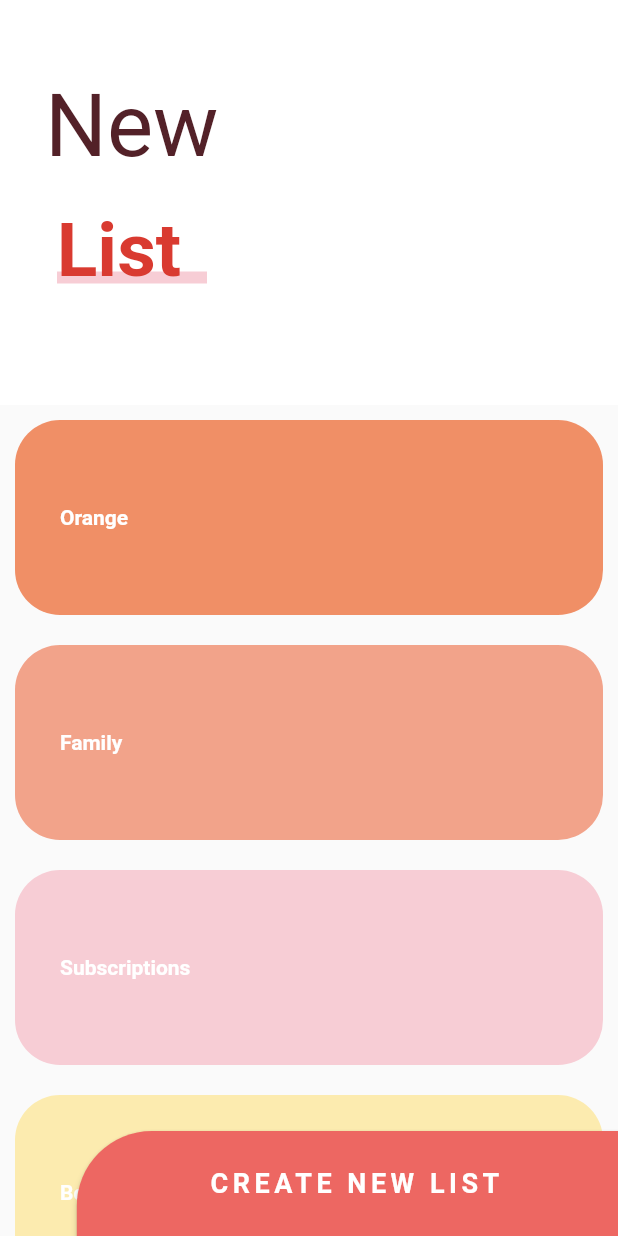
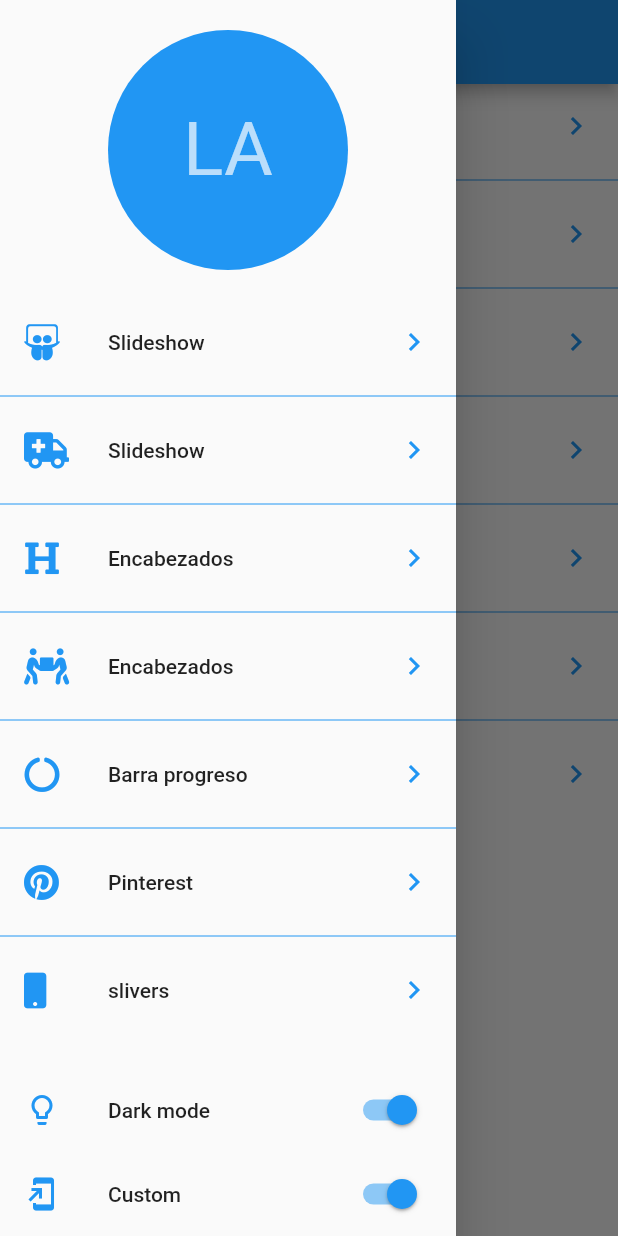
Before and after one commit to infraarhtur/flutterDise-os2, a Flutter app: the screen it shows after launch, with the side drawer open (before the commit the screen has no drawer), on a phone screen of 412 x 824 dp. Run offline on Flutter 3.47's test engine with Material 2 defaults, Android fonts, the phone set to English and light mode, and no system bars; our stand-ins replace animate_do, flutter_svg, font_awesome_flutter; missing offline and left inert: dart:ffi.

```diff
--- a/lib/main.dart
+++ b/lib/main.dart
@@ -7,6 +7,7 @@
 // import 'package:disenios2/src/pages/slideshow_page.dart';
 //import 'package:disenios2/src/pages/pinterest_page.dart';
 // import 'package:disenios2/src/pages/emergency_page.dart';
+import 'package:disenios2/src/pages/launcher_page.dart';
 import 'package:disenios2/src/pages/sliver_list_page.dart';
 import 'package:flutter/material.dart';
 
@@ -18,7 +19,7 @@ class MyApp extends StatelessWidget {
     return MaterialApp(
       debugShowCheckedModeBanner: false,
       title: 'Diseños 2',
-       home: SliverListPage()
+       home: LauncherPage()
     );
   }
 }
--- /dev/null
+++ b/lib/src/pages/launcher_page.dart
@@ -0,0 +1,80 @@
+import 'package:disenios2/src/routes/routes.dart';
+import 'package:flutter/material.dart';
+import 'package:font_awesome_flutter/font_awesome_flutter.dart';
+
+class LauncherPage extends StatelessWidget {
+  @override
+  Widget build(BuildContext context) {
+    return Scaffold(
+        appBar: AppBar(title: Text('Diseños en flutter')),
+        drawer: _MenuPrincipal(),
+        body: _ListaOpciones());
+  }
+}
+
+class _ListaOpciones extends StatelessWidget {
+  @override
+  Widget build(BuildContext context) {
+
+
+    return ListView.separated(
+        physics: BouncingScrollPhysics(),
+        separatorBuilder: (context, i) => Divider(
+              color: Colors.blue,
+            ),
+        itemBuilder: (context, i) => ListTile(
+              leading: FaIcon(
+                pageRoutes[i].icon,
+                color: Colors.blue,
+              ),
+               title:Text(pageRoutes[i].title) ,
+              trailing: Icon(
+                Icons.chevron_right,
+                color: Colors.blue,
+              ),
+              onTap: () {
+ Navigator.push(context, MaterialPageRoute(builder: ( context)=> pageRoutes[i].page));
+
+              },
+            ),
+        itemCount: pageRoutes.length);
+  }
+}
+
+class _MenuPrincipal extends StatelessWidget {
+  @override
+  Widget build(BuildContext context) {
+    return Drawer(
+      child: Container(
+        child: Column(
+          children: [
+            SafeArea(
+              child: Container(
+                padding: EdgeInsets.all(20),
+                width: double.infinity,
+                height: 200,
+                child: CircleAvatar(
+                  backgroundColor: Colors.blue,
+                  child: Text('LA', style: TextStyle(fontSize: 50)),
+                ),
+              ),
+            ),
+            Expanded(child: _ListaOpciones()),
+            ListTile(
+              leading: Icon(Icons.lightbulb_outline, color: Colors.blue),
+              title: Text('Dark mode'),
+              trailing: Switch.adaptive(
+                  activeColor: Colors.blue, value: true, onChanged: (value) {}),
+            ),
+            ListTile(
+              leading: Icon(Icons.add_to_home_screen, color: Colors.blue),
+              title: Text('Custom'),
+              trailing: Switch.adaptive(
+                  value: true, activeColor: Colors.blue, onChanged: (value) {}),
+            )
+          ],
+        ),
+      ),
+    );
+  }
+}
--- /dev/null
+++ b/lib/src/routes/routes.dart
@@ -0,0 +1,28 @@
+// import 'package:flutter/cupertino.dart';
+import 'package:flutter/material.dart';
+
+import 'package:disenios2/src/labs/slideshow_page.dart';
+import 'package:disenios2/src/pages/emergency_page.dart';
+import 'package:disenios2/src/pages/graficas_circulares_page.dart';
+import 'package:disenios2/src/pages/headers_page.dart';
+import 'package:disenios2/src/pages/pinterest_page.dart';
+import 'package:disenios2/src/pages/sliver_list_page.dart';
+import 'package:disenios2/src/retos/cuadrado_animado.dart';
+import 'package:font_awesome_flutter/font_awesome_flutter.dart';
+
+final pageRoutes = <_Route>[
+_Route(FontAwesomeIcons.slideshare, "Slideshow", SlideShowPage()),
+_Route(FontAwesomeIcons.ambulance, "Slideshow", EmergencyPage()),
+_Route(FontAwesomeIcons.heading, "Encabezados", HeadersPages()),
+_Route(FontAwesomeIcons.peopleCarry, "Encabezados", CuadradoAnimadoPage()),
+_Route(FontAwesomeIcons.circleNotch, "Barra progreso", GraficasCircularesPage()),
+ _Route(FontAwesomeIcons.pinterest, "Pinterest", PinterestPage()),
+_Route(FontAwesomeIcons.mobile, "slivers", SliverListPage()),
+];
+class _Route{
+  final IconData icon;
+  final String title;
+  final Widget page;
+
+  _Route(this.icon, this.title, this.page);
+}
--- a/pubspec.yaml
+++ b/pubspec.yaml
@@ -23,7 +23,7 @@ dependencies:
   # The following adds the Cupertino Icons font to your application.
   # Use with the CupertinoIcons class for iOS style icons.
   cupertino_icons: ^0.1.2
-  flutter_svg: ^0.17.3+1
+  flutter_svg: ^0.18.0
   provider: ^4.1.3+1
   flutter_staggered_grid_view: ^0.3.0
   font_awesome_flutter: ^8.8.1
```
Also changed, not shown: pubspec.lock.
